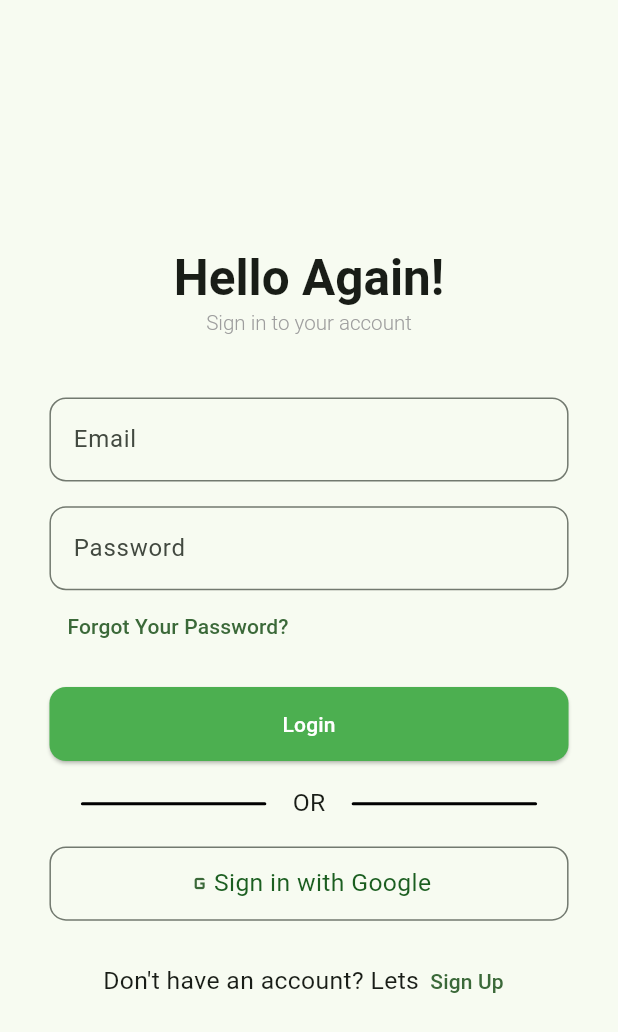
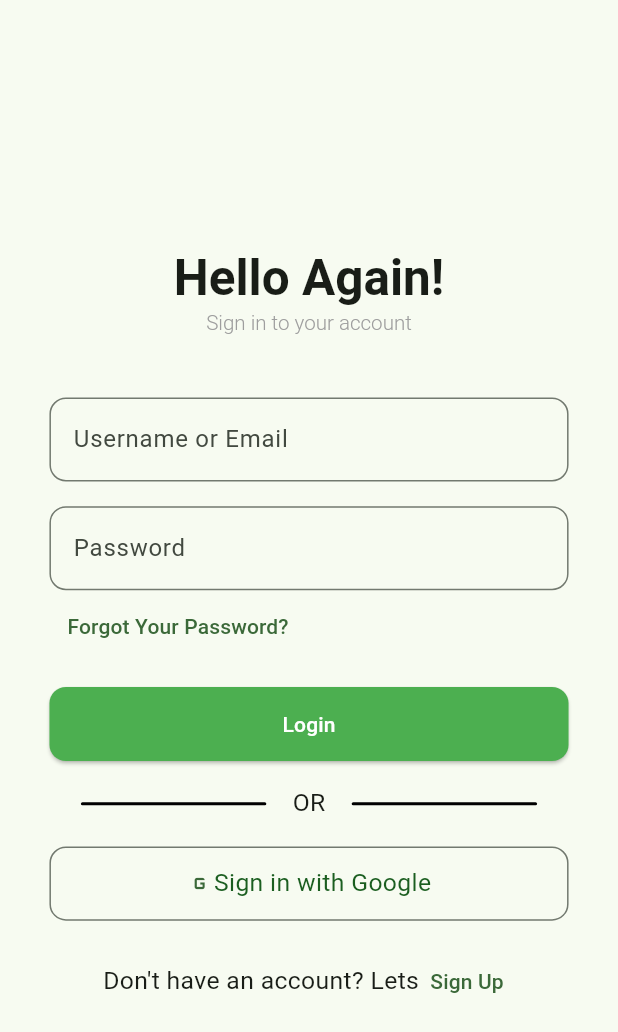
Before and after one commit to m1lmo/ct_social, a Flutter app: the screen it shows after launch, on a phone screen of 412 x 824 dp. Shown: the top 1032 px of the screen. Run offline on Flutter 3.47's test engine with Material 3 defaults, Android fonts, the phone set to English and light mode, and no system bars; our stand-ins replace bloc, equatable, flutter_bloc, hive, hive_flutter, image_cropper and 2 more; accounts and stored records are empty.

Commit message:
changed label text on [LoginView]

```diff
--- a/lib/feature/view/login/login_view.dart
+++ b/lib/feature/view/login/login_view.dart
@@ -53,7 +53,9 @@ class LoginView extends StatelessWidget with NavigatorManager {
                     ],
                     keyboardType: TextInputType.emailAddress,
                     textInputAction: TextInputAction.next,
-                    decoration: const InputDecoration(labelText: 'Email'),
+                    decoration: const InputDecoration(
+                      labelText: 'Username or Email',
+                    ),
                   ),
                   SizedBox(height: 2.h),
                   TextFormField(
```
